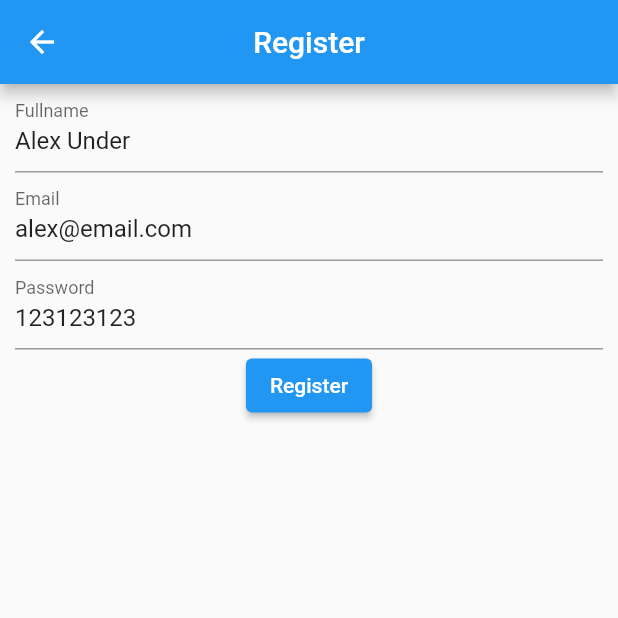
After one commit to alta-online-shop/frontend-mobile, a Flutter app: the RegisterPage screen opened by its route, on a phone screen of 412 x 824 dp, the top half of it. The commit adds this screen. Run offline on Flutter 3.47's test engine with Material 2 defaults, Android fonts, the phone set to English and light mode, and no system bars; our stand-ins replace auto_size_text, badges, dio, equatable, flutter_bloc, get_it; network calls fail.

Commit message:
register works

```diff
--- a/lib/features/home/presenter/pages/home_page.dart
+++ b/lib/features/home/presenter/pages/home_page.dart
@@ -119,8 +119,9 @@ class _HomePageState extends State<HomePage> {
         centerTitle: true,
         actions: [
           IconButton(
-            icon:
-                isLoggedIn ? const Icon(Icons.login) : const Icon(Icons.logout),
+            icon: !isLoggedIn
+                ? const Icon(Icons.login)
+                : const Icon(Icons.logout),
             onPressed: () {
               if (!isLoggedIn) {
                 Navigator.of(context).pushNamed(LoginPage.path);
--- /dev/null
+++ b/lib/features/register/bloc/register_bloc.dart
@@ -0,0 +1,23 @@
+import 'package:flutter_bloc/flutter_bloc.dart';
+import 'package:frontend_mobile/features/register/bloc/register_event.dart';
+import 'package:frontend_mobile/features/register/bloc/register_state.dart';
+import 'package:frontend_mobile/services/auth/auth_service.dart';
+
+class RegisterBloc extends Bloc<RegisterEvent, RegisterState> {
+  RegisterBloc() : super(const RegisterState()) {
+    on<RegisterLoading>((event, emit) async {
+      try {
+        await AuthService.register(event.register);
+        emit(const RegisterState());
+      } catch (e) {
+        emit(RegisterState(error: e.toString()));
+      }
+    });
+  }
+
+  @override
+  void onTransition(Transition<RegisterEvent, RegisterState> transition) {
+    super.onTransition(transition);
+    print(transition);
+  }
+}
--- /dev/null
+++ b/lib/features/register/bloc/register_event.dart
@@ -0,0 +1,20 @@
+import 'package:equatable/equatable.dart';
+import 'package:frontend_mobile/services/auth/auth_service.dart';
+
+abstract class RegisterEvent extends Equatable {
+  @override
+  List<Object?> get props => [];
+}
+
+class RegisterLoading extends RegisterEvent {
+  final Register register;
+  RegisterLoading({
+    required this.register,
+  });
+
+  @override
+  List<Object?> get props => [register];
+}
+
+// Logout
+class LoginClean extends RegisterEvent {}
--- /dev/null
+++ b/lib/features/register/bloc/register_state.dart
@@ -0,0 +1,13 @@
+import 'package:equatable/equatable.dart';
+
+class RegisterState extends Equatable {
+  final String? error;
+  const RegisterState({
+    this.error,
+  });
+
+  get isError => error != null || error!.isNotEmpty;
+
+  @override
+  get props => [error];
+}
--- /dev/null
+++ b/lib/features/register/presenter/pages/register_page.dart
@@ -0,0 +1,110 @@
+import 'package:flutter/material.dart';
+import 'package:flutter_bloc/flutter_bloc.dart';
+import 'package:frontend_mobile/features/home/bloc/home_bloc.dart';
+import 'package:frontend_mobile/features/home/bloc/home_state.dart';
+import 'package:frontend_mobile/features/login/bloc/login_bloc.dart';
+import 'package:frontend_mobile/features/login/bloc/login_event.dart';
+import 'package:frontend_mobile/features/register/bloc/register_bloc.dart';
+import 'package:frontend_mobile/features/register/bloc/register_event.dart';
+import 'package:frontend_mobile/services/auth/auth_service.dart';
+
+class RegisterPage extends StatefulWidget {
+  static const path = '/register';
+  const RegisterPage({Key? key}) : super(key: key);
+
+  @override
+  State<RegisterPage> createState() => _LoginPageState();
+}
+
+class _LoginPageState extends State<RegisterPage> {
+  final nameController = TextEditingController();
+  final emailController = TextEditingController();
+  final passwordController = TextEditingController();
+  final formState = GlobalKey<FormState>();
+  String? error;
+
+  @override
+  void initState() {
+    super.initState();
+    nameController.text = 'Alex Under';
+    emailController.text = 'alex@email.com';
+    passwordController.text = '123123123';
+
+    WidgetsBinding.instance!.addPostFrameCallback((timeStamp) {
+      BlocProvider.of<RegisterBloc>(context).stream.listen((state) {
+        if (state.error == null || state.error!.isEmpty) {
+          Navigator.of(context).pop();
+        } else {
+          ScaffoldMessenger.of(context).showSnackBar(const SnackBar(
+            content: Text('Gagal :('),
+          ));
+        }
+      });
+    });
+  }
+
+  @override
+  Widget build(BuildContext context) {
+    return Scaffold(
+      appBar: AppBar(
+        title: const Text('Register'),
+        centerTitle: true,
+      ),
+      body: Container(
+        padding: const EdgeInsets.symmetric(horizontal: 10),
+        child: Form(
+          key: formState,
+          child: Column(
+            children: [
+              TextFormField(
+                controller: nameController,
+                decoration: const InputDecoration(
+                  label: Text('Fullname'),
+                ),
+                validator: (val) {
+                  if (val!.isEmpty) return 'fullname can not empty';
+                  return null;
+                },
+              ),
+              TextFormField(
+                controller: emailController,
+                decoration: const InputDecoration(
+                  label: Text('Email'),
+                ),
+                keyboardType: TextInputType.emailAddress,
+                validator: (val) {
+                  if (val!.isEmpty) return 'email can not empty';
+                  return null;
+                },
+              ),
+              TextFormField(
+                controller: passwordController,
+                decoration: const InputDecoration(
+                  label: Text('Password'),
+                ),
+                validator: (val) {
+                  if (val!.isEmpty) return 'password can not empty';
+                  return null;
+                },
+              ),
+              ElevatedButton(
+                child: const Text('Register'),
+                onPressed: () {
+                  if (formState.currentState!.validate()) {
+                    BlocProvider.of<RegisterBloc>(context).add(RegisterLoading(
+                      register: Register(
+                        fullname: nameController.text,
+                        email: emailController.text,
+                        password: passwordController.text,
+                      ),
+                    ));
+                  }
+                },
+              ),
+            ],
+          ),
+        ),
+      ),
+    );
+  }
+}
--- a/lib/main.dart
+++ b/lib/main.dart
@@ -7,11 +7,13 @@ import 'package:frontend_mobile/features/home/bloc/home_bloc.dart';
 import 'package:frontend_mobile/features/home/presenter/pages/home_page.dart';
 import 'package:frontend_mobile/features/login/bloc/login_bloc.dart';
 import 'package:frontend_mobile/features/login/presenter/pages/login_page.dart';
+import 'package:frontend_mobile/features/register/bloc/register_bloc.dart';
+import 'package:frontend_mobile/features/register/presenter/pages/register_page.dart';
 import 'package:get_it/get_it.dart';
 
 void main() {
   GetIt.I.registerSingleton<Config>(
-    Config(backend: 'http://localhost:8081/api'),
+    Config(backend: 'https://be-qa.alta.id/api'),
   );
   GetIt.I.registerFactory<Dio>(APIDriver.init);
 
@@ -19,6 +21,7 @@ void main() {
     providers: [
       BlocProvider(create: (c) => HomeBloc()),
       BlocProvider(create: (c) => LoginBloc()),
+      BlocProvider(create: (c) => RegisterBloc()),
     ],
     child: const MyApp(),
   ));
@@ -39,6 +42,7 @@ class MyApp extends StatelessWidget {
       routes: {
         HomePage.path: (context) => const HomePage(),
         LoginPage.path: (context) => const LoginPage(),
+        RegisterPage.path: (context) => const RegisterPage(),
       },
     );
   }
--- a/lib/services/auth/auth_model.dart
+++ b/lib/services/auth/auth_model.dart
@@ -25,3 +25,31 @@ class Login {
     return data;
   }
 }
+
+class Register {
+  final String fullname;
+  final String email;
+  final String password;
+
+  Register({
+    required this.fullname,
+    required this.email,
+    required this.password,
+  });
+
+  factory Register.fromJson(Map<String, dynamic> json) {
+    return Register(
+      fullname: json["fullname"] ?? '',
+      email: json["email"] ?? '',
+      password: json["password"] ?? '',
+    );
+  }
+
+  Map<String, dynamic> toJson() {
+    final Map<String, dynamic> data = {};
+    data["fullname"] = fullname;
+    data["email"] = email;
+    data["password"] = password;
+    return data;
+  }
+}
--- a/lib/services/auth/auth_service.dart
+++ b/lib/services/auth/auth_service.dart
@@ -10,4 +10,11 @@ class AuthService {
     final data = response.data['data'];
     return data?.toString();
   }
+
+  static Future<String?> register(Register input) async {
+    final api = GetIt.I.get<Dio>();
+    final response = await api.post('/auth/register', data: input.toJson());
+    final data = response.data['data'];
+    return data?.toString();
+  }
 }
```
Also changed, not shown: lib/features/login/presenter/pages/login_page.dart (+23 -6 lines).
